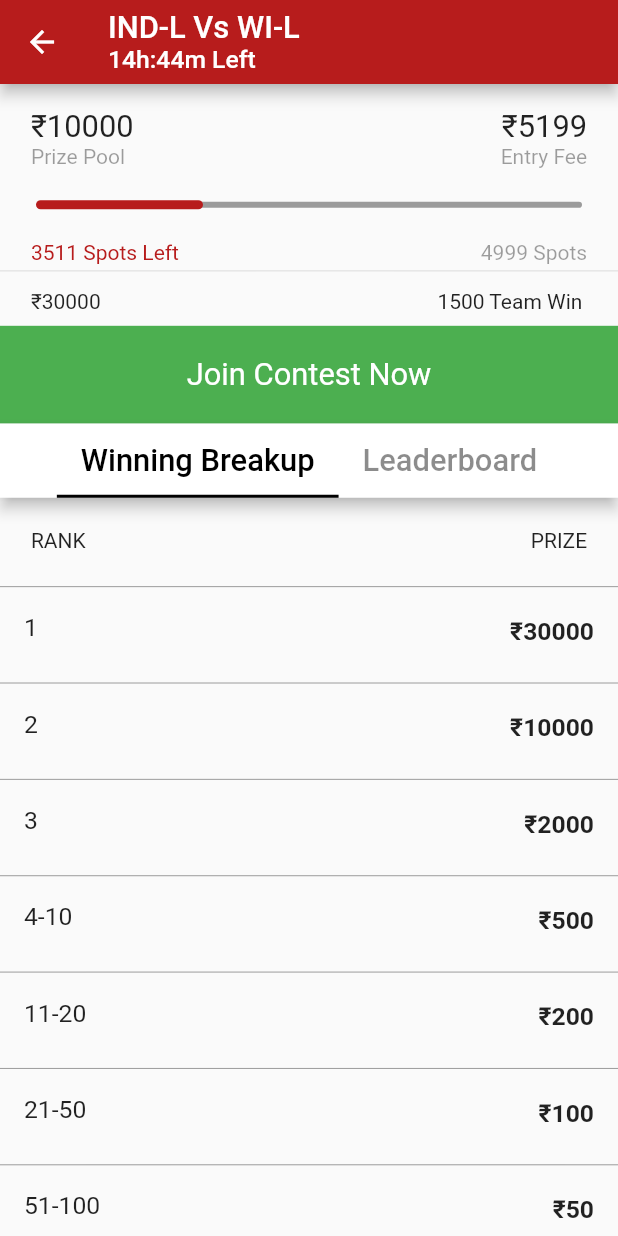
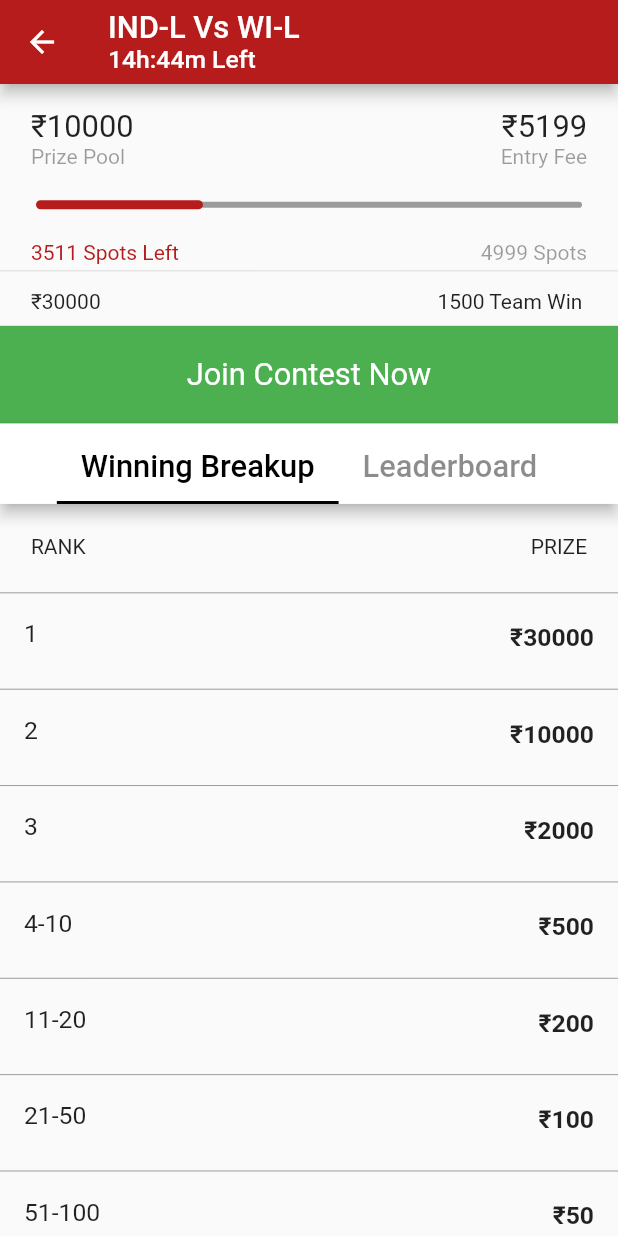
Before and after one commit to kapilkumar2001/fantasy-app, a Flutter app: the ContestPage screen opened directly, on a phone screen of 412 x 824 dp. Run offline on Flutter 3.47's test engine with Material 2 defaults, Android fonts, the phone set to English and light mode, and no system bars.

Commit message:
small fix

```diff
--- a/lib/views/screens/home/contest_page.dart
+++ b/lib/views/screens/home/contest_page.dart
@@ -155,7 +155,7 @@ class _ContestPageState extends State<ContestPage> {
               ),
             ),
             SizedBox(
-              height: deviceHeight * 6,
+              height: deviceHeight * 6.5,
               child: AppBar(
                 backgroundColor: Colors.white,
                 bottom: TabBar(
```
Also changed, not shown: 1 other file.
